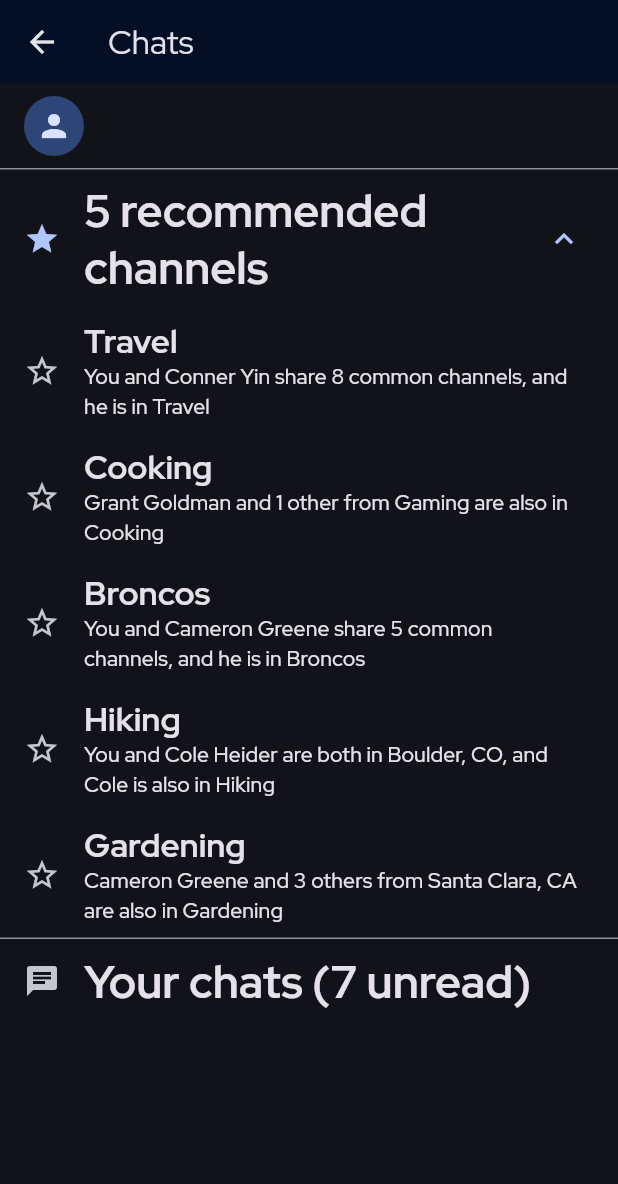
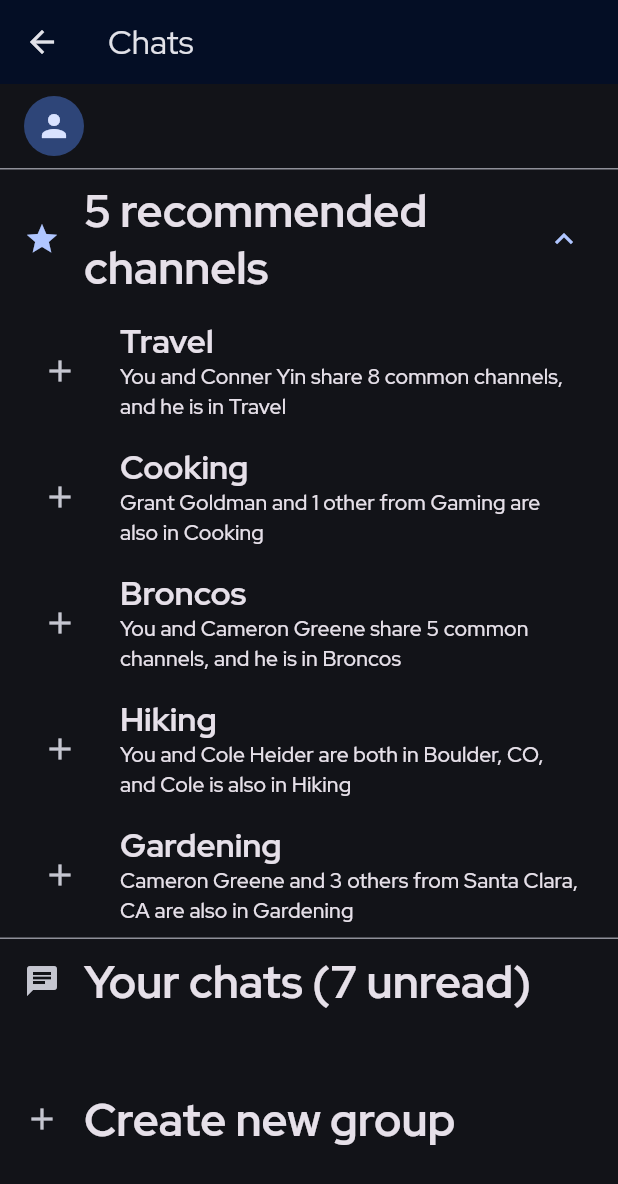
Before and after one commit to jordanmosakowski/newcomer, a Flutter app: the ChatList screen opened by its route, after a tap on "5 recommended channels", on a phone screen of 412 x 824 dp. Shown: the top 1184 px of the screen. Run offline on Flutter 3.47's test engine with Material 3 defaults, Android fonts, the phone set to English and light mode, and no system bars; our stand-ins replace cloud_firestore, email_validator, firebase_auth, firebase_core, firebase_storage, fluro and 3 more; accounts and stored records are empty.

Commit message:
added create activity page

```diff
--- a/lib/login.dart
+++ b/lib/login.dart
@@ -56,6 +56,8 @@ class _WelcomeScreenState extends State<WelcomeScreen> {
     return Scaffold(
       backgroundColor: Color.fromARGB(255, 4, 14, 37),
       body: Center(
+        child: Padding(
+          padding: const EdgeInsets.all(8.0),
           child: ConstrainedBox(
             constraints: const BoxConstraints(
               maxWidth: 400,
@@ -204,6 +206,7 @@ class _WelcomeScreenState extends State<WelcomeScreen> {
             ),
           ),
         ),
+      ),
     );
   }
 }
--- a/lib/main.dart
+++ b/lib/main.dart
@@ -5,6 +5,7 @@ import 'package:firebase_core/firebase_core.dart';
 import 'package:google_fonts/google_fonts.dart';
 import 'package:newcomer/pages/activities.dart';
 import 'package:newcomer/pages/chat_list.dart';
+import 'package:newcomer/pages/create_chat.dart';
 import 'package:newcomer/pages/questionnaire.dart';
 import 'package:newcomer/pages/update_user.dart';
 import 'package:provider/provider.dart';
@@ -31,6 +32,9 @@ void main() async {
   Handler profileHandler = Handler(handlerFunc: (BuildContext? context, Map<String, dynamic> params) {
     return const UpdateUserProfile();
   });
+  Handler createChatHandler = Handler(handlerFunc: (BuildContext? context, Map<String, dynamic> params) {
+    return const CreateChat();
+  });
   Handler activitiesHandler = Handler(handlerFunc: (BuildContext? context, Map<String, dynamic> params) {
     return Activities(params["id"][0]);
   });
@@ -40,6 +44,7 @@ void main() async {
   router.define("/profile", handler: profileHandler);
   router.define("/chats/:id", handler: chatHandler);
   router.define("/chats", handler: chatListHandler);
+  router.define("/create", handler: createChatHandler);
   router.define("/activities/:id", handler: activitiesHandler);
   router.notFoundHandler = Handler(
       handlerFunc: (BuildContext? context, Map<String, dynamic> params) {
--- a/lib/pages/chat_list.dart
+++ b/lib/pages/chat_list.dart
@@ -1,6 +1,7 @@
 import 'package:cloud_firestore/cloud_firestore.dart';
 import 'package:firebase_auth/firebase_auth.dart';
 import 'package:firebase_storage/firebase_storage.dart';
+import 'package:flutter/foundation.dart';
 import 'package:flutter/material.dart';
 import 'package:newcomer/classes/interest.dart';
 import 'package:newcomer/classes/user.dart';
@@ -81,7 +82,10 @@ class _ChatListState extends State<ChatList> {
                         children: [
                           for(int i=0; i<recommendations.length; i++)
                             ListTile(
-                              leading: Icon(Icons.star_border),
+                              leading: IconButton(
+                                icon: Icon(Icons.add),
+                                onPressed: () {},
+                              ),
                               title: Text(recommendations[i], style: Theme.of(context).textTheme.titleLarge!.copyWith(fontWeight: FontWeight.bold)),
                               subtitle: Text(reasons[i], style: Theme.of(context).textTheme.titleSmall)
                             )
@@ -135,6 +139,13 @@ class _ChatListState extends State<ChatList> {
                             }).toList(),
                         ),
                       ),
+                      ListTile(
+                        onTap: () => Navigator.pushNamed(context, "/create"),
+                        leading: Icon(Icons.add),
+                        title: Text("Create new group", style: Theme.of(context).textTheme.titleLarge!.copyWith(fontWeight: FontWeight.bold, fontSize: 30))
+                      ),
+                      if(!kIsWeb)
+                        Container(height: 50),
                     ],
                   );
                 }
--- a/lib/pages/questionnaire.dart
+++ b/lib/pages/questionnaire.dart
@@ -44,6 +44,8 @@ class _QuestionnaireState extends State<Questionnaire> {
         title: const Text("Welcome Questionnaire"),
       ),
       body: Center(
+        child: Padding(
+          padding: const EdgeInsets.all(8.0),
           child: ConstrainedBox(
             constraints: const BoxConstraints(maxWidth: 600),
             child: ListView(
@@ -164,6 +166,7 @@ class _QuestionnaireState extends State<Questionnaire> {
               ]
             ),
           ),
+        ),
       )
     );
   }
```
Also changed, not shown: lib/pages/create_chat.dart (added, +46 -0 lines). Lines whose indentation alone changed are shown as unchanged.
